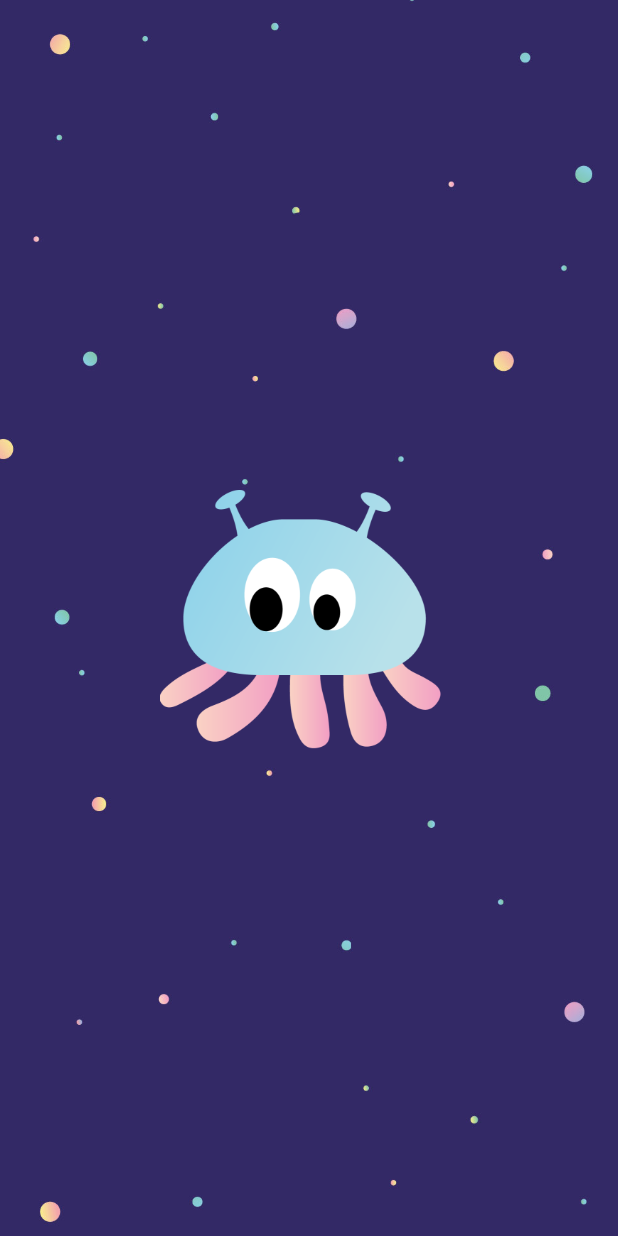
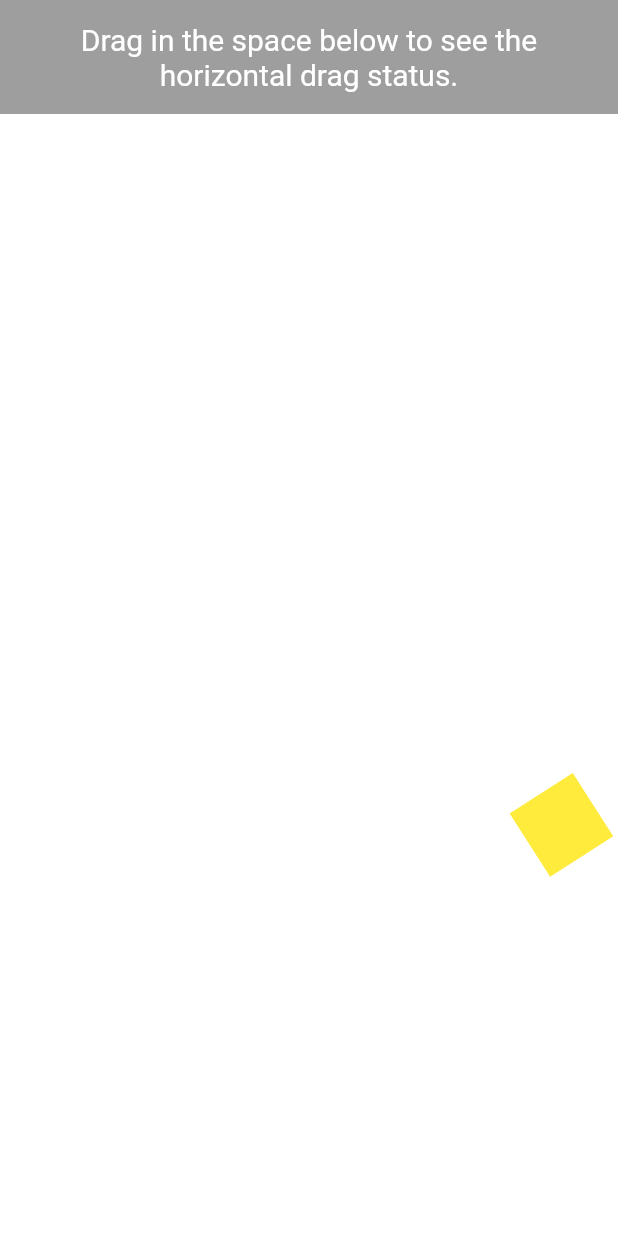
Before and after one commit to arnacologie/Gloopy, a Flutter app: the first screen one second after launch, on a phone screen of 412 x 824 dp. Run offline on Flutter 3.47's test engine with Material 2 defaults, Android fonts, the phone set to English and light mode, and no system bars; our stand-ins replace cached_network_image, cloud_firestore, firebase_auth, firebase_messaging, firebase_storage, fluttertoast and 3 more; missing offline and left inert: animator, circle_wheel_scroll, matrix_gesture_detector, rx_command, rx_widgets; accounts and stored records are empty; statements that could not run were skipped.

Commit message:
solution found for rotating #Playground

```diff
--- a/gloopy/lib/main.dart
+++ b/gloopy/lib/main.dart
@@ -24,7 +24,8 @@ class MyApp extends StatelessWidget {
       // home: LoginScreen(
       //   title: "Connexion",
       // ),
-      home: LaunchView(),
+      //
+      home: Test(),
       //ome: AnotherCircle(),
       debugShowCheckedModeBanner: false,
     );
--- a/gloopy/lib/managers/user_manager.dart
+++ b/gloopy/lib/managers/user_manager.dart
@@ -9,7 +9,6 @@ import 'package:gloopy/utils/fade_nav_route.dart';
 import 'package:gloopy/views/main_view.dart';
 import 'package:rx_command/rx_command.dart';
 import 'package:shared_preferences/shared_preferences.dart';
-import 'package:piecemeal/piecemeal.dart';
 
 class LoginInput {
   final BuildContext context;
@@ -38,7 +37,6 @@ class UserManager {
   FirebaseUser currentUser;
   String currentFCMToken;
   final FirebaseAuth firebaseAuth = FirebaseAuth.instance;
-  Array2D _array2D;
 
 
   UserManager() {
@@ -116,7 +114,6 @@ class UserManager {
 
     getContacts = RxCommand.createSync((_)=> Firestore.instance.collection('users').where("contacts_id", arrayContains: currentUser.uid).snapshots());
     getContacts();
-    _array2D = Array2D(4, 8);
   }
 
   void firebaseCloudMessagingListeners() {
--- a/gloopy/lib/views/contact_view.dart
+++ b/gloopy/lib/views/contact_view.dart
@@ -1,4 +1,3 @@
-import 'dart:io';
 
 import 'package:cached_network_image/cached_network_image.dart';
 import 'package:cloud_firestore/cloud_firestore.dart';
--- a/gloopy/lib/views/playground_view.dart
+++ b/gloopy/lib/views/playground_view.dart
@@ -1,49 +1,133 @@
+import 'dart:math';
+
 import 'package:flutter/material.dart';
+import 'package:matrix_gesture_detector/matrix_gesture_detector.dart';
 
-class PlaygroundView extends StatefulWidget {
+class Test extends StatefulWidget {
   @override
-  _PlaygroundViewState createState() => _PlaygroundViewState();
+  _TestState createState() => _TestState();
 }
 
-class _PlaygroundViewState extends State<PlaygroundView> {
-  ExactAssetImage backgroundImage;
-  Size size;
+class _TestState extends State<Test> {
+  bool accepted = false;
+  String name = 'Antoine';
+  @override
+  Widget build(BuildContext context) {
+    return Scaffold(
+      body: App(),
+    );
+  }
+}
+
+class App extends StatefulWidget {
+  @override
+  AppState createState() => AppState();
+}
+
+class AppState extends State<App> {
+  Color caughtColor = Colors.grey;
 
   @override
-  void initState() {
-    super.initState();
+  Widget build(BuildContext context) {
+    return DragBox(Offset(0.0, 0.0), 'Rotate Me', Colors.white);
+  }
+}
 
-    //size = MediaQuery.of(context).size;
-    // backgroundImage = Image.asset(
-    //           'images/backgrounds/FOND-PLANET.jpg',
-    //           width: size.width,
-    //           height: size.height,
-    //           fit: BoxFit.cover,
-    //         );
-    backgroundImage =
-        ExactAssetImage('images/backgrounds/circle_background.png');
+class DragBox extends StatefulWidget {
+  final Offset initPos;
+  final String label;
+  final Color itemColor;
+
+  DragBox(this.initPos, this.label, this.itemColor);
+  DragBoxState createState() => DragBoxState();
+}
+
+class DragBoxState extends State<DragBox> {
+  Offset position = Offset(0.0, 0.0);
+  bool isDragging = false;
+  double rotationValue = 1.0;
+  DragUpdateDetails lastDragCoord;
+
+  _onHDragStart(coord) {
+    print('The user has started dragging horizontally at: $coord');
+    setState(() {
+      isDragging = true;
+      lastDragCoord = coord;
+    });
+  }
+
+  _onHDragUpdate(coord) {
+    print('The user has dragged horizontally to: $coord');
+    setState((){
+      lastDragCoord = coord;
+      rotationValue = ((rotationValue+(lastDragCoord.primaryDelta)*0.01)%360);
+    });
+  }
+
+  _onHDragEnd(coord) {
+    print('The user has stopped dragging horizontally. $coord');
+    setState(() => isDragging = false);
+  }
+
+  _dragStatus() {
+    if (isDragging) {
+      return '$lastDragCoord';
+    } else {
+      return '';
+    }
   }
 
   @override
   Widget build(BuildContext context) {
-    Size size = MediaQuery.of(context).size;
-    return Scaffold(
-      body: OverflowBox(
-        maxHeight: size.height*1.25,
-        maxWidth: size.height*1.25,
-        child: Container(
+    return new Column(
+      children: [
+        new Container(
           width: double.infinity,
-          height: double.infinity,
-          decoration: BoxDecoration(
-            color: Colors.blue,
-            image: backgroundImage != null
-                ? new DecorationImage(
-                    image: backgroundImage, fit: BoxFit.fitHeight)
-                : null,
-            shape: BoxShape.circle,
+          padding: const EdgeInsets.all(15.0),
+          color: Colors.grey,
+          child: new Text(
+            'Drag in the space below to see the horizontal drag status.',
+            textAlign: TextAlign.center,
+            style: const TextStyle(
+              color: Colors.white,
+              fontSize: 20.0,
+            ),
           ),
         ),
-      ),
+        new Expanded(
+          child: new GestureDetector(
+            onHorizontalDragStart: _onHDragStart,
+            onHorizontalDragUpdate: _onHDragUpdate,
+            onHorizontalDragEnd: _onHDragEnd,
+            child: new Center(
+              child: new Container(
+                color: Colors
+                    .white, // without a color the Container seems to collapse
+                child: new Align(
+                  alignment: Alignment.center,
+                  child: Column(
+                    mainAxisAlignment: MainAxisAlignment.center,
+                    children: <Widget>[
+                      new Text(
+                        _dragStatus(),
+                      ),
+                      Transform.rotate(
+                          angle: rotationValue,
+                          alignment: Alignment.center,
+                          origin: Offset(0, 200.0),
+                          child: Container(
+                            width: 50,
+                            height: 50,
+                            color: Colors.yellow,
+                          )),
+                    ],
+                  ),
+                ),
+              ),
+            ),
+          ),
+        ),
+      ],
     );
   }
 }
--- a/gloopy/pubspec.yaml
+++ b/gloopy/pubspec.yaml
@@ -23,10 +23,11 @@ dependencies:
   fluttertoast: ^2.0.7
   image_picker: 0.4.12+1
   shared_preferences: 0.4.3
+  fluttery: any
   firebase_storage: 1.0.4
   firebase_messaging: any
   cached_network_image: ^0.7.0
-  piecemeal: any
+  matrix_gesture_detector: any
   rxdart: any
   rx_command: ^4.3.0
   rx_widgets : any
```
Also changed, not shown: gloopy/lib/test.dart (+84 -67 lines), gloopy/pubspec.lock.
